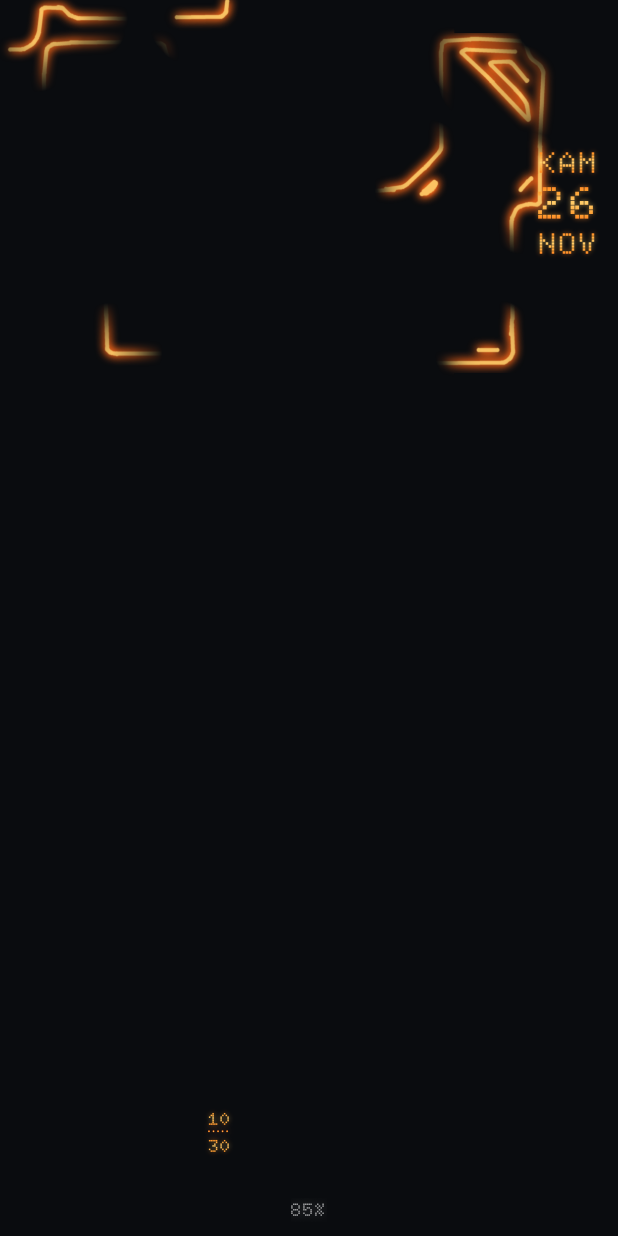
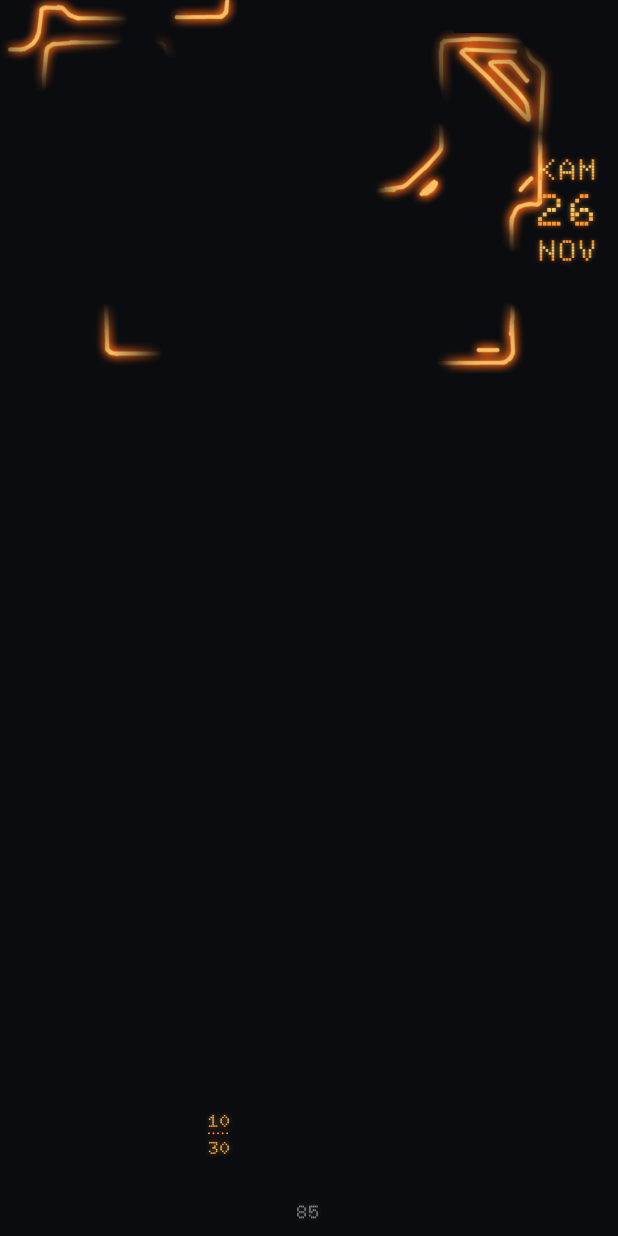
Before and after one commit to thiscistco/GT30PROLauncher, an Android app: the screen it shows after launch (MainActivity), on a phone screen of 412 x 824 dp. Run offline under Robolectric (Android 15) with nearby library versions, the phone set to English and light mode, and no system bars; pictures from the network do not load.

Commit message:
Adjust home positions and simplify battery indicator
Co-authored-by: arena-agent <297053741+arena-agent@users.noreply.github.com>

```diff
--- a/app/src/main/java/com/gt30pro/launcher/MainActivity.java
+++ b/app/src/main/java/com/gt30pro/launcher/MainActivity.java
@@ -77,7 +77,9 @@ public class MainActivity extends BottomSwipeActivity {
             int level = intent.getIntExtra(BatteryManager.EXTRA_LEVEL, -1);
             int scale = intent.getIntExtra(BatteryManager.EXTRA_SCALE, 100);
             if (level >= 0 && scale > 0 && batteryLed != null) {
-                batteryLed.setText((level * 100 / scale) + "%");
+                int percent = level * 100 / scale;
+                batteryLed.setText(String.valueOf(percent));
+                batteryLed.setContentDescription("Baterai " + percent + " persen");
                 int status = intent.getIntExtra(BatteryManager.EXTRA_STATUS, -1);
                 charging = status == BatteryManager.BATTERY_STATUS_CHARGING
                         || intent.getIntExtra(BatteryManager.EXTRA_PLUGGED, 0) != 0;
@@ -106,16 +108,21 @@ public class MainActivity extends BottomSwipeActivity {
         batteryLed.setShadowLayer(8f, 0f, 0f, 0x8CFFFFFF);
         batteryLed.setLetterSpacing(0.06f);
         batteryLed.setFontVariationSettings("'wght' 700");
-        batteryLed.setText("85%");
+        batteryLed.setText("85");
+        batteryLed.setContentDescription("Baterai 85 persen");
         FrameLayout.LayoutParams ledParams = new FrameLayout.LayoutParams(
                 FrameLayout.LayoutParams.WRAP_CONTENT,
                 FrameLayout.LayoutParams.WRAP_CONTENT,
                 Gravity.BOTTOM | Gravity.CENTER_HORIZONTAL);
         ledParams.bottomMargin = (int) (getResources().getDisplayMetrics().heightPixels * 0.012f);
-        ((FrameLayout) findViewById(R.id.root)).addView(batteryLed, ledParams);
+        FrameLayout homeRoot = findViewById(R.id.root);
+        homeRoot.addView(batteryLed, ledParams);
+        homeRoot.addOnLayoutChangeListener((v, l, t, r, b, oldL, oldT, oldR, oldB) -> {
+            if (r - l != oldR - oldL) updateBatteryOffset(homeRoot, batteryLed);
+        });
+        homeRoot.post(() -> updateBatteryOffset(homeRoot, batteryLed));
 
         // The clock is a single explicitly measured drawing, above the wallpaper.
-        FrameLayout homeRoot = findViewById(R.id.root);
         HomeClockView clockBox = new HomeClockView(this);
         clockLed = clockBox;
         clockBox.setVisibility(View.VISIBLE);
@@ -176,6 +183,12 @@ public class MainActivity extends BottomSwipeActivity {
         root.setOnTouchListener((v, event) -> detector.onTouchEvent(event));
     }
 
+    private void updateBatteryOffset(FrameLayout root, TextView batteryBox) {
+        if (root.getWidth() <= 0) return;
+        float cssPixel = (root.getWidth() / 70.9f) * 25.4f / 96f;
+        batteryBox.setTranslationY(cssPixel);
+    }
+
     private void updateClockLayout(FrameLayout root, HomeClockView clockBox) {
         int width = root.getWidth(), height = root.getHeight();
         if (width <= 0 || height <= 0) return;
@@ -185,7 +198,7 @@ public class MainActivity extends BottomSwipeActivity {
         int boxHeight = Math.max(1, Math.round(HomeClockView.HEIGHT_MM * pixelsPerMm));
         // Keep the content (not its glow padding) anchored to the preview position.
         float left = width * .357f - .5f * cssPixel - boxWidth / 2f;
-        float bottom = height * .06f + 1.55f * cssPixel;
+        float bottom = height * .06f + .55f * cssPixel;
         float top = height - bottom - boxHeight + HomeClockView.GLOW_PAD_MM * pixelsPerMm;
         FrameLayout.LayoutParams params = (FrameLayout.LayoutParams) clockBox.getLayoutParams();
         params.width = boxWidth;
@@ -216,7 +229,7 @@ public class MainActivity extends BottomSwipeActivity {
         int boxHeight = Math.max(1, Math.round(HomeDateView.HEIGHT_MM * pixelsPerMm));
         // Match the preview offsets (1 CSS px = 25.4/96 mm).
         float left = width * .49f + 115f * cssPixel - boxWidth / 2f;
-        float bottom = height * .06f + 391.55f * cssPixel;
+        float bottom = height * .06f + 388.55f * cssPixel;
         float top = height - bottom - boxHeight + HomeDateView.GLOW_PAD_MM * pixelsPerMm;
         FrameLayout.LayoutParams params = (FrameLayout.LayoutParams) dateBox.getLayoutParams();
         params.width = boxWidth; params.height = boxHeight;
```
Also changed, not shown: 8 other files.
